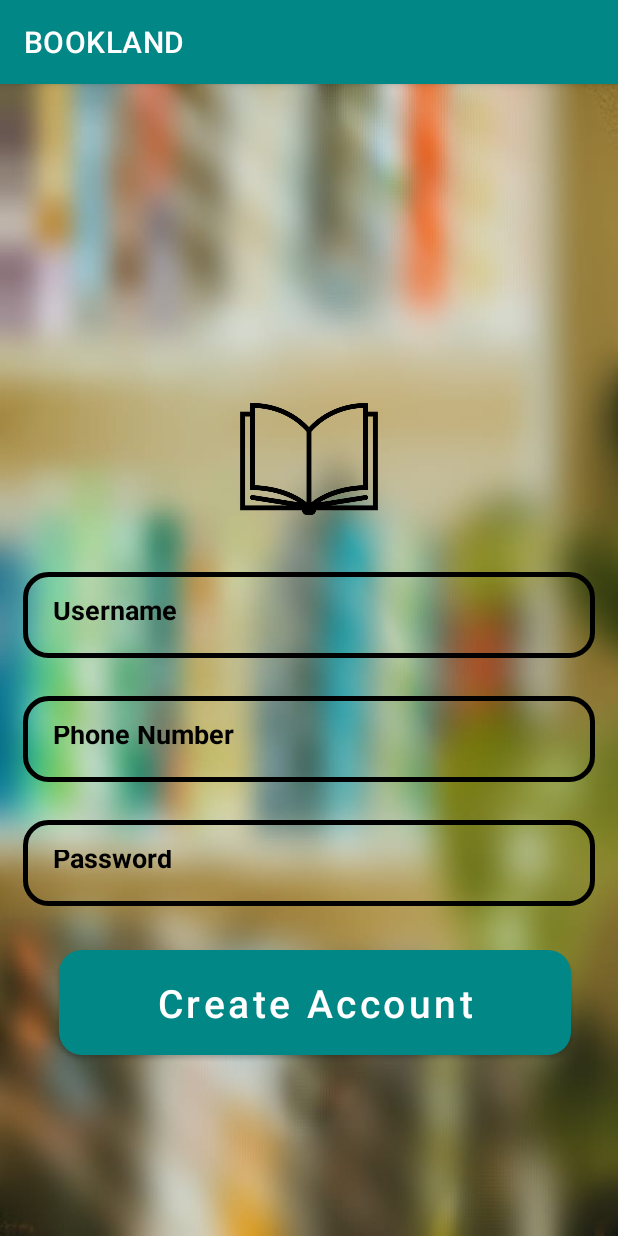
After one commit to kumudu-dodandeniya/BookLandPro, an Android app: the RegisterActivity screen opened directly, with no data from a screen before it, on a phone screen of 412 x 824 dp. The commit adds this screen. Run offline under Robolectric (Android 15) with nearby library versions, the phone set to English and light mode, and no system bars.

Commit message:
update login and register

```diff
--- /dev/null
+++ b/app/src/main/java/com/example/mobileapp/RegisterActivity.java
@@ -0,0 +1,24 @@
+package com.example.mobileapp;
+
+import androidx.appcompat.app.AppCompatActivity;
+
+import android.os.Bundle;
+import android.widget.Button;
+import android.widget.EditText;
+
+public class RegisterActivity extends AppCompatActivity {
+
+    private Button CreateAccount;
+    private EditText InputUsername ,InputPhoneNumber,InputPassword;
+
+    @Override
+    protected void onCreate(Bundle savedInstanceState) {
+        super.onCreate(savedInstanceState);
+        setContentView(R.layout.activity_register);
+
+        CreateAccount = (Button) findViewById(R.id.register);
+        InputUsername = (EditText) findViewById(R.id.reg_username);
+        InputPhoneNumber = (EditText) findViewById(R.id.reg_phone);
+        InputPassword = (EditText) findViewById(R.id.reg_password);
+    }
+}
--- /dev/null
+++ b/app/src/main/res/drawable/button2.xml
@@ -0,0 +1,15 @@
+<?xml version="1.0" encoding="utf-8"?>
+<shape xmlns:android="http://schemas.android.com/apk/res/android">
+
+    <stroke
+        android:color="@color/black"
+        android:width="3dp"
+        >
+    </stroke>
+
+    <corners
+        android:radius="15dp"
+        >
+
+    </corners>
+</shape>
--- /dev/null
+++ b/app/src/main/res/drawable/buttons.xml
@@ -0,0 +1,15 @@
+<?xml version="1.0" encoding="utf-8"?>
+<shape xmlns:android="http://schemas.android.com/apk/res/android">
+
+    <solid
+        android:color="@color/teal_700"
+        >
+
+    </solid>
+
+    <corners
+        android:radius="15dp"
+        >
+
+    </corners>
+</shape>
--- /dev/null
+++ b/app/src/main/res/layout/activity_register.xml
@@ -0,0 +1,85 @@
+<?xml version="1.0" encoding="utf-8"?>
+<RelativeLayout xmlns:android="http://schemas.android.com/apk/res/android"
+    xmlns:app="http://schemas.android.com/apk/res-auto"
+    xmlns:tools="http://schemas.android.com/tools"
+    android:layout_width="match_parent"
+    android:layout_height="match_parent"
+    android:background="@drawable/dashbord"
+    tools:context=".RegisterActivity">
+
+    <ImageView
+        android:id="@+id/logo"
+        android:layout_width="300dp"
+        android:layout_height="100dp"
+        android:src="@drawable/logo"
+        android:layout_centerHorizontal="true"
+        android:layout_marginTop="200dp"
+
+        />
+
+    <EditText
+        android:id="@+id/reg_username"
+        android:layout_width="397dp"
+        android:layout_height="57dp"
+        android:layout_below="@+id/logo"
+        android:layout_marginLeft="15dp"
+        android:layout_marginTop="25dp"
+        android:layout_marginRight="15dp"
+        android:background="@drawable/button2"
+        android:hint="@string/reg_username"
+        android:padding="20dp"
+        android:textColorHint="@color/black"
+        android:textStyle="bold" />
+
+    <EditText
+        android:id="@+id/reg_phone"
+        android:layout_width="397dp"
+        android:layout_height="57dp"
+        android:layout_below="@+id/reg_username"
+        android:layout_marginLeft="15dp"
+        android:layout_marginTop="25dp"
+        android:layout_marginRight="15dp"
+        android:background="@drawable/button2"
+        android:hint="@string/reg_phone"
+        android:inputType="phone"
+        android:padding="20dp"
+        android:textColorHint="@color/black"
+        android:textStyle="bold" />
+
+    <EditText
+        android:id="@+id/reg_password"
+        android:layout_width="397dp"
+        android:layout_height="57dp"
+        android:inputType="textPassword"
+        android:layout_below="@+id/reg_phone"
+        android:layout_marginLeft="15dp"
+        android:layout_marginTop="25dp"
+        android:layout_marginRight="15dp"
+        android:background="@drawable/button2"
+        android:hint="@string/input_password"
+        android:padding="20dp"
+        android:textColorHint="@color/black"
+        android:textStyle="bold" />
+
+
+    <Button
+        android:id="@+id/register"
+        android:layout_width="341dp"
+        android:layout_height="70dp"
+        android:layout_below="@+id/reg_password"
+        android:layout_alignParentEnd="true"
+
+        android:layout_alignParentRight="true"
+        android:layout_marginStart="6dp"
+        android:layout_marginLeft="6dp"
+        android:layout_marginTop="29dp"
+        android:layout_marginEnd="31dp"
+        android:layout_marginRight="31dp"
+        android:background="@drawable/buttons"
+        android:padding="2dp"
+        android:text="@string/create_account"
+        android:textAllCaps="false"
+        android:textSize="26sp" />
+
+
+</RelativeLayout>
--- a/app/src/main/res/values/colors.xml
+++ b/app/src/main/res/values/colors.xml
@@ -1,7 +1,7 @@
 <?xml version="1.0" encoding="utf-8"?>
 <resources>
     <color name="purple_200">#FFBB86FC</color>
-    <color name="purple_500">#FF6200EE</color>
+    <color name="purple_500">#FF018786</color>
     <color name="purple_700">#FF3700B3</color>
     <color name="teal_200">#FF03DAC5</color>
     <color name="teal_700">#FF018786</color>
--- a/app/src/main/res/values/strings.xml
+++ b/app/src/main/res/values/strings.xml
@@ -53,6 +53,20 @@
     <string name="edit_book_Category">Adventure</string>
     <string name="edit_Image">Edit Image</string>
     <string name="edit">Save</string>
+    <string name="theme_name">KEEP READING ,ENJOY THE MOMENT</string>
+    <string name="select_login">Already have an Account ? LOGIN</string>
+    <string name="select_join_now">Join Now</string>
+    <string name="input_username">Username</string>
+    <string name="input_password">Password</string>
+    <string name="remeber_me">remember me</string>
+    <string name="forget_password">Forget Password</string>
+    <string name="login_btn">LOGIN</string>
+    <string name="admin">I am an Admin?</string>
+    <string name="not_admin">I am not an Admin</string>
+    <string name="reg_username">Username</string>
+    <string name="reg_password">Password</string>
+    <string name="reg_phone">Phone Number</string>
+    <string name="create_account">Create Account</string>
 
     <string-array name="category_array">
         <item>Category</item>
```
Also changed, not shown: app/src/main/AndroidManifest.xml (+9 -0 lines), app/src/main/java/com/example/mobileapp/LoginActivity.java (+2 -18 lines), app/src/main/java/com/example/mobileapp/Main_page.java (added, +43 -0 lines), app/src/main/res/layout/activity_login.xml (+92 -84 lines), app/src/main/res/layout/activity_main_page.xml (added, +75 -0 lines), app/src/main/res/drawable/logo.png (added).
